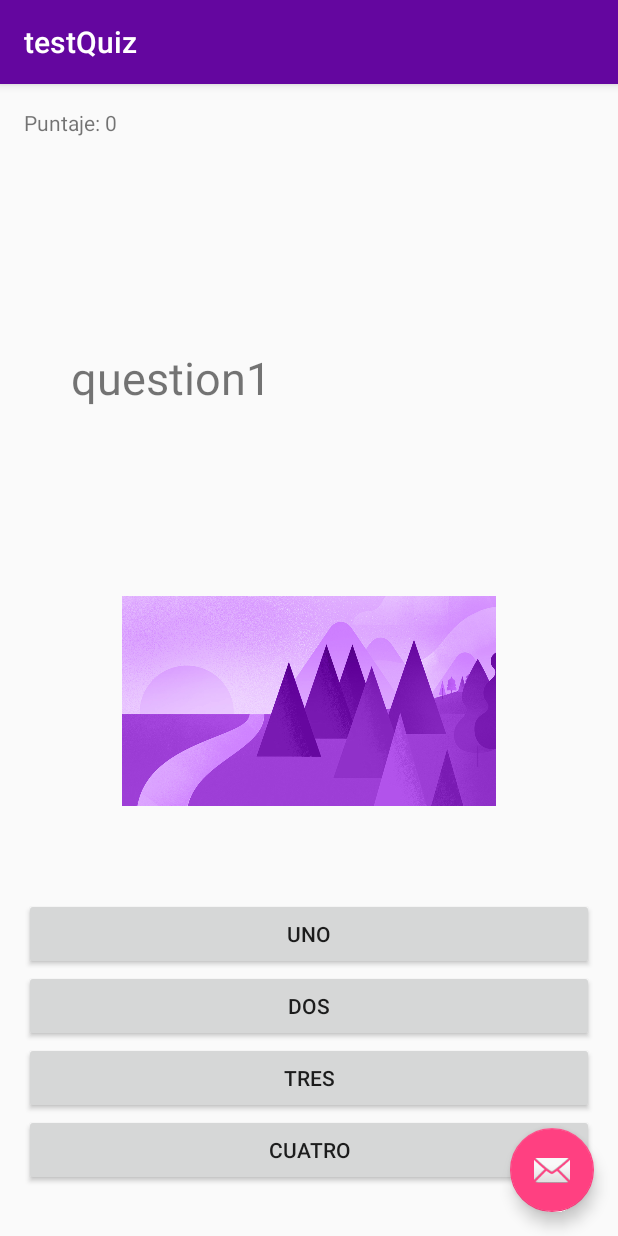
After one commit to alfredorojas95/SenApp, an Android app: the testQuiz screen opened directly, with no data from a screen before it, on a phone screen of 412 x 824 dp. The commit adds this screen. Run offline under Robolectric (Android 15) with nearby library versions, the phone set to English and light mode, and no system bars.

Commit message:
primera version para quiz

```diff
--- a/app/build.gradle
+++ b/app/build.gradle
@@ -30,16 +30,16 @@ dependencies {
     })
 
 
+    compile 'com.miguelcatalan:materialsearchview:1.4.0'
     compile 'com.android.support:appcompat-v7:25.3.1'
     compile 'com.android.support:design:25.3.1'
     compile 'com.facebook.android:facebook-android-sdk:[4,5)'
     compile 'com.miguelcatalan:materialsearchview:1.4.0'
     compile 'com.android.support:support-v4:25.3.1'
     compile 'com.android.support:recyclerview-v7:25.3.1'
-    testCompile 'junit:junit:4.12'
-    compile 'com.miguelcatalan:materialsearchview:1.4.0'
-    compile 'com.google.android.gms:play-services-auth:9.8.0'
+    compile 'com.google.android.gms:play-services-auth:10.0.1'
     compile 'com.github.bumptech.glide:glide:3.7.0'
     compile 'de.hdodenhof:circleimageview:2.1.0'
+    testCompile 'junit:junit:4.12'
 }
 apply plugin: 'com.google.gms.google-services'
--- a/app/src/main/java/com/example/alfredo/senapp/MainActivity.java
+++ b/app/src/main/java/com/example/alfredo/senapp/MainActivity.java
@@ -221,4 +221,5 @@ public class MainActivity extends AppCompatActivity
     }
 
 
+
 }
--- /dev/null
+++ b/app/src/main/java/com/example/alfredo/senapp/Pregunta.java
@@ -0,0 +1,54 @@
+package com.example.alfredo.senapp;
+
+
+public class Pregunta {
+
+    private String preguntas[]= {
+            "question1",
+            "question2",
+            "question3",
+            "question4"
+    };
+
+    private String alternativas[][] ={
+            {"uno","DOS","tres","cuatro"},
+            {"cinco","seis","siete","ocho"},
+            {"nueve","diez","once","doce"},
+            {"trece","catorce","quince","dieciseis"}
+    } ;
+
+    private String respuestaCorrecta[] = {
+            "DOS","siete","once","quince"
+    };
+
+    public String getPregunta(int i){
+        String pregunta = preguntas[i];
+        return pregunta;
+    }
+
+    public String getAlternativa1(int i){
+        String alternativa = alternativas[i][0];
+        return alternativa;
+    }
+
+    public String getAlternativa2(int i){
+        String alternativa = alternativas[i][1];
+        return alternativa;
+    }
+
+    public String getAlternativa3(int i){
+        String alternativa = alternativas[i][2];
+        return alternativa;
+    }
+
+    public String getAlternativa4(int i){
+        String alternativa = alternativas[i][3];
+        return alternativa;
+    }
+
+
+    public String getRespuestaCorrecta(int i){
+        String respuesta = respuestaCorrecta[i];
+        return respuesta;
+    }
+}
--- /dev/null
+++ b/app/src/main/java/com/example/alfredo/senapp/testQuiz.java
@@ -0,0 +1,131 @@
+package com.example.alfredo.senapp;
+
+import android.os.Bundle;
+import android.support.design.widget.FloatingActionButton;
+import android.support.design.widget.Snackbar;
+import android.support.v7.app.AppCompatActivity;
+import android.support.v7.widget.Toolbar;
+import android.view.View;
+import android.widget.Button;
+import android.widget.TextView;
+import android.widget.Toast;
+
+public class testQuiz extends AppCompatActivity {
+
+    Pregunta preguntas = new Pregunta();
+
+    private TextView textPregunta;
+    private TextView textPuntaje;
+    private Button opc1;
+    private Button opc2;
+    private Button opc3;
+    private Button opc4;
+
+    private String respuesta;
+    private int puntaje = 0;
+    private int numPregunta = 0;
+    @Override
+    protected void onCreate(Bundle savedInstanceState) {
+        super.onCreate(savedInstanceState);
+        setContentView(R.layout.activity_test_quiz);
+        Toolbar toolbar = (Toolbar) findViewById(R.id.toolbar);
+        setSupportActionBar(toolbar);
+
+        textPregunta = (TextView)findViewById(R.id.descripcion);
+        textPuntaje = (TextView)findViewById(R.id.score);
+        opc1 = (Button)findViewById(R.id.btnOpt1);
+        opc2 = (Button)findViewById(R.id.btnOpt2);
+        opc3 = (Button)findViewById(R.id.btnOpt3);
+        opc4 = (Button)findViewById(R.id.btnOpt4);
+
+        actualizarPregunta();
+
+        //btn 1
+        opc1.setOnClickListener(new View.OnClickListener(){
+            @Override
+            public void onClick(View view){
+                if(opc1.getText() == respuesta){
+                    puntaje += 1;
+                    actualizarPuntaje(puntaje);
+                    actualizarPregunta();
+                    Toast.makeText(testQuiz.this, "Correcto", Toast.LENGTH_SHORT).show();
+                } else {
+                    Toast.makeText(testQuiz.this, "Incorrecto", Toast.LENGTH_SHORT).show();
+                }
+            }
+        });
+
+        //btn 2
+        opc2.setOnClickListener(new View.OnClickListener(){
+            @Override
+            public void onClick(View view){
+                if(opc2.getText() == respuesta){
+                    puntaje += 1;
+                    actualizarPuntaje(puntaje);
+                    actualizarPregunta();
+                    Toast.makeText(testQuiz.this, "Correcto", Toast.LENGTH_SHORT).show();
+                } else {
+                    Toast.makeText(testQuiz.this, "Incorrecto", Toast.LENGTH_SHORT).show();
+                }
+            }
+        });
+
+        //btn 3
+        opc3.setOnClickListener(new View.OnClickListener(){
+            @Override
+            public void onClick(View view){
+                if(opc3.getText() == respuesta){
+                    puntaje += 1;
+                    actualizarPuntaje(puntaje);
+                    actualizarPregunta();
+                    Toast.makeText(testQuiz.this, "Correcto", Toast.LENGTH_SHORT).show();
+                } else {
+                    Toast.makeText(testQuiz.this, "Incorrecto", Toast.LENGTH_SHORT).show();
+                }
+            }
+        });
+
+        //btn 4
+        opc4.setOnClickListener(new View.OnClickListener(){
+            @Override
+            public void onClick(View view){
+                if(opc4.getText() == respuesta){
+                    puntaje += 1;
+                    actualizarPuntaje(puntaje);
+                    actualizarPregunta();
+                    Toast.makeText(testQuiz.this, "Correcto", Toast.LENGTH_SHORT).show();
+                } else {
+                    Toast.makeText(testQuiz.this, "Incorrecto", Toast.LENGTH_SHORT).show();
+                }
+            }
+        });
+
+        /**
+        FloatingActionButton fab = (FloatingActionButton) findViewById(R.id.fab);
+        fab.setOnClickListener(new View.OnClickListener() {
+            @Override
+            public void onClick(View view) {
+                Snackbar.make(view, "Replace with your own action", Snackbar.LENGTH_LONG)
+                        .setAction("Action", null).show();
+            }
+        });*/
+    }
+
+    public void actualizarPregunta(){
+        textPregunta.setText(preguntas.getPregunta(numPregunta));
+        opc1.setText(preguntas.getAlternativa1(numPregunta));
+        opc2.setText(preguntas.getAlternativa2(numPregunta));
+        opc3.setText(preguntas.getAlternativa3(numPregunta));
+        opc4.setText(preguntas.getAlternativa4(numPregunta));
+
+        respuesta = preguntas.getRespuestaCorrecta(numPregunta);
+        numPregunta++;
+
+    }
+
+    public void actualizarPuntaje(int punto){
+        textPuntaje.setText("Puntaje: "+puntaje);
+    }
+
+
+}
--- a/app/src/main/res/layout/activity_login.xml
+++ b/app/src/main/res/layout/activity_login.xml
@@ -9,7 +9,7 @@
     android:paddingLeft="@dimen/activity_horizontal_margin"
     android:paddingRight="@dimen/activity_horizontal_margin"
     android:paddingTop="@dimen/activity_vertical_margin"
-    android:background="#9C27B0"
+    android:background="#64069f"
     tools:context="com.example.alfredo.senapp.LoginActivity">
 
     <com.google.android.gms.common.SignInButton
--- /dev/null
+++ b/app/src/main/res/layout/activity_test_quiz.xml
@@ -0,0 +1,34 @@
+<?xml version="1.0" encoding="utf-8"?>
+<android.support.design.widget.CoordinatorLayout xmlns:android="http://schemas.android.com/apk/res/android"
+    xmlns:app="http://schemas.android.com/apk/res-auto"
+    xmlns:tools="http://schemas.android.com/tools"
+    android:layout_width="match_parent"
+    android:layout_height="match_parent"
+    android:fitsSystemWindows="true"
+    tools:context="com.example.alfredo.senapp.testQuiz">
+
+    <android.support.design.widget.AppBarLayout
+        android:layout_width="match_parent"
+        android:layout_height="wrap_content"
+        android:theme="@style/AppTheme.AppBarOverlay">
+
+        <android.support.v7.widget.Toolbar
+            android:id="@+id/toolbar"
+            android:layout_width="match_parent"
+            android:layout_height="?attr/actionBarSize"
+            android:background="?attr/colorPrimary"
+            app:popupTheme="@style/AppTheme.PopupOverlay" />
+
+    </android.support.design.widget.AppBarLayout>
+
+    <include layout="@layout/content_test_quiz" />
+
+    <android.support.design.widget.FloatingActionButton
+        android:id="@+id/fab"
+        android:layout_width="wrap_content"
+        android:layout_height="wrap_content"
+        android:layout_gravity="bottom|end"
+        android:layout_margin="@dimen/fab_margin"
+        app:srcCompat="@android:drawable/ic_dialog_email" />
+
+</android.support.design.widget.CoordinatorLayout>
--- /dev/null
+++ b/app/src/main/res/layout/content_test_quiz.xml
@@ -0,0 +1,89 @@
+<?xml version="1.0" encoding="utf-8"?>
+<RelativeLayout xmlns:android="http://schemas.android.com/apk/res/android"
+    xmlns:app="http://schemas.android.com/apk/res-auto"
+    xmlns:tools="http://schemas.android.com/tools"
+    android:id="@+id/content_test_quiz"
+    android:layout_width="match_parent"
+    android:layout_height="match_parent"
+    android:paddingBottom="@dimen/activity_vertical_margin"
+    android:paddingLeft="@dimen/activity_horizontal_margin"
+    android:paddingRight="@dimen/activity_horizontal_margin"
+    android:paddingTop="@dimen/activity_vertical_margin"
+    app:layout_behavior="@string/appbar_scrolling_view_behavior"
+    tools:context="com.example.alfredo.senapp.testQuiz"
+    tools:showIn="@layout/activity_test_quiz"
+    android:weightSum="1">
+
+
+
+    <LinearLayout
+        android:layout_width="match_parent"
+        android:layout_height="match_parent"
+        android:orientation="vertical">
+
+
+        <TextView
+            android:text="Puntaje: 0"
+            android:layout_width="match_parent"
+            android:layout_height="wrap_content"
+            android:id="@+id/score"
+            android:layout_weight="0.15" />
+
+        <TextView
+            android:text="New Quiz"
+            android:layout_width="wrap_content"
+            android:layout_height="wrap_content"
+            android:layout_marginTop="15dp"
+            android:id="@+id/descripcion"
+            android:textSize="30sp"
+            android:layout_alignParentTop="true"
+            android:layout_alignParentStart="true"
+            android:layout_marginStart="31dp"
+            android:layout_weight="0.15" />
+
+        <ImageView
+            android:layout_width="wrap_content"
+            android:layout_height="140dp"
+            app:srcCompat="@drawable/account"
+            android:id="@+id/imageView"
+            android:layout_above="@+id/btnOpt2"
+            android:layout_centerHorizontal="true" />
+
+        <Button
+            android:text="Opcion1"
+            android:layout_width="match_parent"
+            android:layout_height="wrap_content"
+            android:layout_marginTop="61dp"
+            android:id="@+id/btnOpt1"
+            android:layout_below="@+id/textView"
+            android:layout_alignParentStart="true" />
+
+        <Button
+            android:text="Opcion2"
+            android:layout_width="match_parent"
+            android:layout_height="wrap_content"
+            android:id="@+id/btnOpt2"
+            android:layout_above="@+id/btnOpt3"
+            android:layout_alignParentStart="true" />
+        <Button
+            android:text="Opcion3"
+            android:layout_width="match_parent"
+            android:layout_height="wrap_content"
+            android:id="@+id/btnOpt3"
+            android:layout_above="@+id/btnOpt4"
+            android:layout_alignParentStart="true" />
+
+        <Button
+            android:text="Opcion4"
+            android:layout_width="match_parent"
+            android:layout_height="wrap_content"
+            android:id="@+id/btnOpt4"
+            android:layout_marginBottom="17dp"
+            android:layout_alignParentBottom="true"
+            android:layout_alignParentStart="true" />
+
+    </LinearLayout>
+
+
+
+</RelativeLayout>
--- a/app/src/main/res/layout/nav_header_main.xml
+++ b/app/src/main/res/layout/nav_header_main.xml
@@ -3,7 +3,7 @@
     xmlns:app="http://schemas.android.com/apk/res-auto"
     android:layout_width="match_parent"
     android:layout_height="200dp"
-    android:background="@drawable/side_nav_bar"
+    android:background="@drawable/account"
     android:gravity="bottom"
     android:orientation="vertical"
     android:paddingBottom="@dimen/activity_vertical_margin"
--- a/app/src/main/res/values/strings.xml
+++ b/app/src/main/res/values/strings.xml
@@ -11,4 +11,6 @@
 
     <!-- TODO: Remove or change this placeholder text -->
     <string name="hello_blank_fragment">Hello blank fragment</string>
+    <string name="title_activity_quiz">QuizActivity</string>
+    <string name="title_activity_test_quiz">testQuiz</string>
 </resources>
--- a/app/src/main/res/values/styles.xml
+++ b/app/src/main/res/values/styles.xml
@@ -3,7 +3,7 @@
     <!-- Base application theme. -->
     <style name="AppTheme" parent="Theme.AppCompat.Light.NoActionBar">
         <!-- Customize your theme here. -->
-        <item name="colorPrimary">#7B1FA2</item>
+        <item name="colorPrimary">#64069f</item>
         <item name="colorPrimaryDark">#AB47BC</item>
         <item name="colorAccent">@color/colorAccent</item>
     </style>
```
Also changed, not shown: app/src/main/AndroidManifest.xml (+5 -4 lines), app/src/main/java/com/example/alfredo/senapp/FragmentAprender.java (+21 -2 lines), app/src/main/res/layout/fragment_fragment_aprender.xml (+18 -18 lines), app/src/main/res/drawable/account.jpg (added), app/src/main/res/drawable/circlelogo.png (added).
